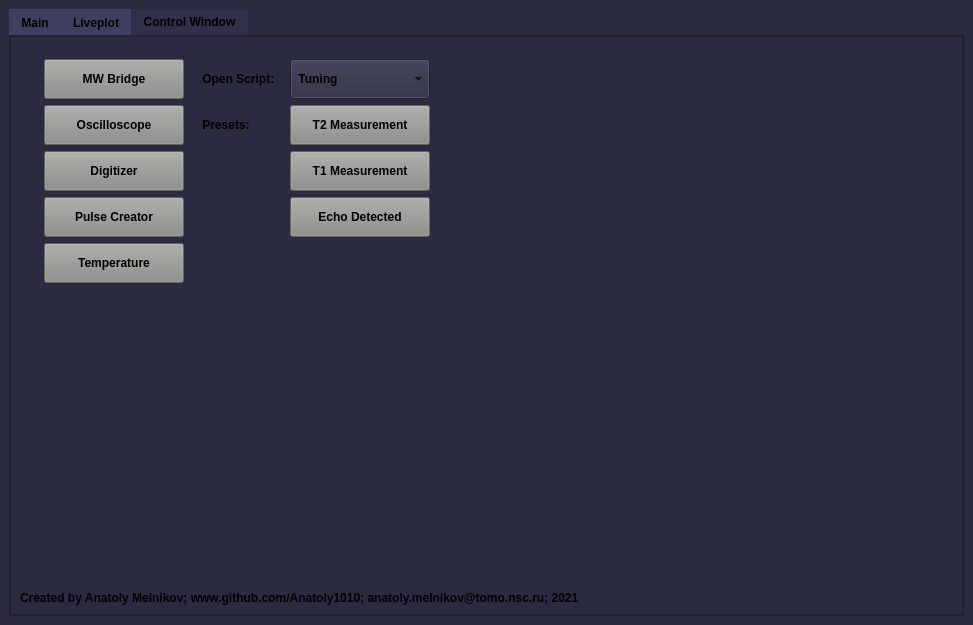
Before: the Qt Designer form atomize/main/gui/main_window.ui in Anatoly1010/Atomize_NIOCH, drawn with Qt 5.
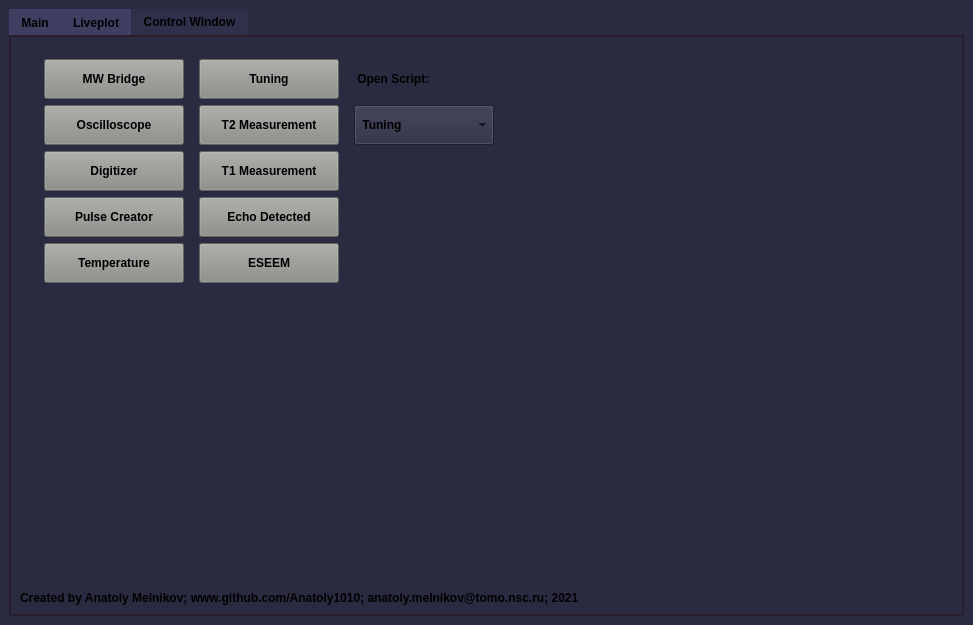
After: the same form once the commit is applied. The open tabs and pages were chosen to show the change. Custom widgets are drawn as their Qt base class.

```diff
--- a/atomize/main/gui/main_window.ui
+++ b/atomize/main/gui/main_window.ui
@@ -612,7 +612,7 @@
           <property name="horizontalSpacing">
            <number>15</number>
           </property>
-          <item row="2" column="0">
+          <item row="3" column="0">
            <widget class="QPushButton" name="button_osc">
             <property name="minimumSize">
              <size>
@@ -634,7 +634,7 @@
             </property>
            </widget>
           </item>
-          <item row="5" column="0">
+          <item row="6" column="0">
            <widget class="QPushButton" name="button_temp">
             <property name="minimumSize">
              <size>
@@ -656,6 +656,142 @@
             </property>
            </widget>
           </item>
+          <item row="5" column="1">
+           <widget class="QPushButton" name="button_echo">
+            <property name="minimumSize">
+             <size>
+              <width>0</width>
+              <height>40</height>
+             </size>
+            </property>
+            <property name="font">
+             <font>
+              <weight>75</weight>
+              <bold>true</bold>
+             </font>
+            </property>
+            <property name="styleSheet">
+             <string notr="true">background-color: rgb(136, 138, 133);</string>
+            </property>
+            <property name="text">
+             <string>Echo Detected</string>
+            </property>
+           </widget>
+          </item>
+          <item row="2" column="0">
+           <widget class="QPushButton" name="button_mw">
+            <property name="minimumSize">
+             <size>
+              <width>140</width>
+              <height>40</height>
+             </size>
+            </property>
+            <property name="font">
+             <font>
+              <weight>75</weight>
+              <bold>true</bold>
+             </font>
+            </property>
+            <property name="styleSheet">
+             <string notr="true">background-color: rgb(136, 138, 133);</string>
+            </property>
+            <property name="text">
+             <string>MW Bridge</string>
+            </property>
+           </widget>
+          </item>
+          <item row="5" column="0">
+           <widget class="QPushButton" name="button_pulse">
+            <property name="minimumSize">
+             <size>
+              <width>140</width>
+              <height>40</height>
+             </size>
+            </property>
+            <property name="font">
+             <font>
+              <weight>75</weight>
+              <bold>true</bold>
+             </font>
+            </property>
+            <property name="styleSheet">
+             <string notr="true">background-color: rgb(136, 138, 133);</string>
+            </property>
+            <property name="text">
+             <string>Pulse Creator</string>
+            </property>
+           </widget>
+          </item>
+          <item row="3" column="1">
+           <widget class="QPushButton" name="button_t2">
+            <property name="minimumSize">
+             <size>
+              <width>140</width>
+              <height>40</height>
+             </size>
+            </property>
+            <property name="font">
+             <font>
+              <weight>75</weight>
+              <bold>true</bold>
+             </font>
+            </property>
+            <property name="styleSheet">
+             <string notr="true">background-color: rgb(136, 138, 133);</string>
+            </property>
+            <property name="text">
+             <string>T2 Measurement</string>
+            </property>
+           </widget>
+          </item>
+          <item row="2" column="2">
+           <widget class="QLabel" name="label">
+            <property name="font">
+             <font>
+              <weight>75</weight>
+              <bold>true</bold>
+             </font>
+            </property>
+            <property name="text">
+             <string> Open Script:</string>
+            </property>
+           </widget>
+          </item>
+          <item row="6" column="2">
+           <spacer name="horizontalSpacer_7">
+            <property name="orientation">
+             <enum>Qt::Horizontal</enum>
+            </property>
+            <property name="sizeHint" stdset="0">
+             <size>
+              <width>40</width>
+              <height>20</height>
+             </size>
+            </property>
+           </spacer>
+          </item>
+          <item row="4" column="1">
+           <widget class="QPushButton" name="button_t1">
+            <property name="minimumSize">
+             <size>
+              <width>0</width>
+              <height>40</height>
+             </size>
+            </property>
+            <property name="font">
+             <font>
+              <weight>75</weight>
+              <bold>true</bold>
+             </font>
+            </property>
+            <property name="styleSheet">
+             <string notr="true">background-color: rgb(136, 138, 133);</string>
+            </property>
+            <property name="text">
+             <string>T1 Measurement</string>
+            </property>
+           </widget>
+          </item>
           <item row="0" column="0">
            <spacer name="verticalSpacer_9">
             <property name="orientation">
@@ -672,77 +808,7 @@
             </property>
            </spacer>
           </item>
-          <item row="4" column="1">
-           <spacer name="horizontalSpacer_7">
-            <property name="orientation">
-             <enum>Qt::Horizontal</enum>
-            </property>
-            <property name="sizeHint" stdset="0">
-             <size>
-              <width>40</width>
-              <height>20</height>
-             </size>
-            </property>
-           </spacer>
-          </item>
-          <item row="1" column="0">
-           <widget class="QPushButton" name="button_mw">
-            <property name="minimumSize">
-             <size>
-              <width>140</width>
-              <height>40</height>
-             </size>
-            </property>
-            <property name="font">
-             <font>
-              <weight>75</weight>
-              <bold>true</bold>
-             </font>
-            </property>
-            <property name="styleSheet">
-             <string notr="true">background-color: rgb(136, 138, 133);</string>
-            </property>
-            <property name="text">
-             <string>MW Bridge</string>
-            </property>
-           </widget>
-          </item>
           <item row="4" column="0">
-           <widget class="QPushButton" name="button_pulse">
-            <property name="minimumSize">
-             <size>
-              <width>140</width>
-              <height>40</height>
-             </size>
-            </property>
-            <property name="font">
-             <font>
-              <weight>75</weight>
-              <bold>true</bold>
-             </font>
-            </property>
-            <property name="styleSheet">
-             <string notr="true">background-color: rgb(136, 138, 133);</string>
-            </property>
-            <property name="text">
-             <string>Pulse Creator</string>
-            </property>
-           </widget>
-          </item>
-          <item row="1" column="1">
-           <widget class="QLabel" name="label">
-            <property name="font">
-             <font>
-              <weight>75</weight>
-              <bold>true</bold>
-             </font>
-            </property>
-            <property name="text">
-             <string> Open Script:</string>
-            </property>
-           </widget>
-          </item>
-          <item row="3" column="0">
            <widget class="QPushButton" name="button_dig">
             <property name="minimumSize">
              <size>
@@ -764,7 +830,7 @@
             </property>
            </widget>
           </item>
-          <item row="1" column="2">
+          <item row="3" column="2">
            <widget class="QComboBox" name="script_chooser">
             <property name="minimumSize">
              <size>
@@ -810,21 +876,30 @@
             </item>
            </widget>
           </item>
+          <item row="6" column="1">
+           <widget class="QPushButton" name="button_eseem">
+            <property name="minimumSize">
+             <size>
+              <width>0</width>
+              <height>40</height>
+             </size>
+            </property>
+            <property name="font">
+             <font>
+              <weight>75</weight>
+              <bold>true</bold>
+             </font>
+            </property>
+            <property name="styleSheet">
+             <string notr="true">background-color: rgb(136, 138, 133);</string>
+            </property>
+            <property name="text">
+             <string>ESEEM</string>
+            </property>
+           </widget>
+          </item>
           <item row="2" column="1">
-           <widget class="QLabel" name="label_2">
-            <property name="font">
-             <font>
-              <weight>75</weight>
-              <bold>true</bold>
-             </font>
-            </property>
-            <property name="text">
-             <string> Presets:</string>
-            </property>
-           </widget>
-          </item>
-          <item row="2" column="2">
-           <widget class="QPushButton" name="button_t2">
+           <widget class="QPushButton" name="button_tune">
             <property name="minimumSize">
              <size>
               <width>0</width>
@@ -841,51 +916,7 @@
              <string notr="true">background-color: rgb(136, 138, 133);</string>
             </property>
             <property name="text">
-             <string>T2 Measurement</string>
-            </property>
-           </widget>
-          </item>
-          <item row="3" column="2">
-           <widget class="QPushButton" name="button_t1">
-            <property name="minimumSize">
-             <size>
-              <width>0</width>
-              <height>40</height>
-             </size>
-            </property>
-            <property name="font">
-             <font>
-              <weight>75</weight>
-              <bold>true</bold>
-             </font>
-            </property>
-            <property name="styleSheet">
-             <string notr="true">background-color: rgb(136, 138, 133);</string>
-            </property>
-            <property name="text">
-             <string>T1 Measurement</string>
-            </property>
-           </widget>
-          </item>
-          <item row="4" column="2">
-           <widget class="QPushButton" name="button_echo">
-            <property name="minimumSize">
-             <size>
-              <width>0</width>
-              <height>40</height>
-             </size>
-            </property>
-            <property name="font">
-             <font>
-              <weight>75</weight>
-              <bold>true</bold>
-             </font>
-            </property>
-            <property name="styleSheet">
-             <string notr="true">background-color: rgb(136, 138, 133);</string>
-            </property>
-            <property name="text">
-             <string>Echo Detected</string>
+             <string>Tuning</string>
             </property>
            </widget>
           </item>
```
